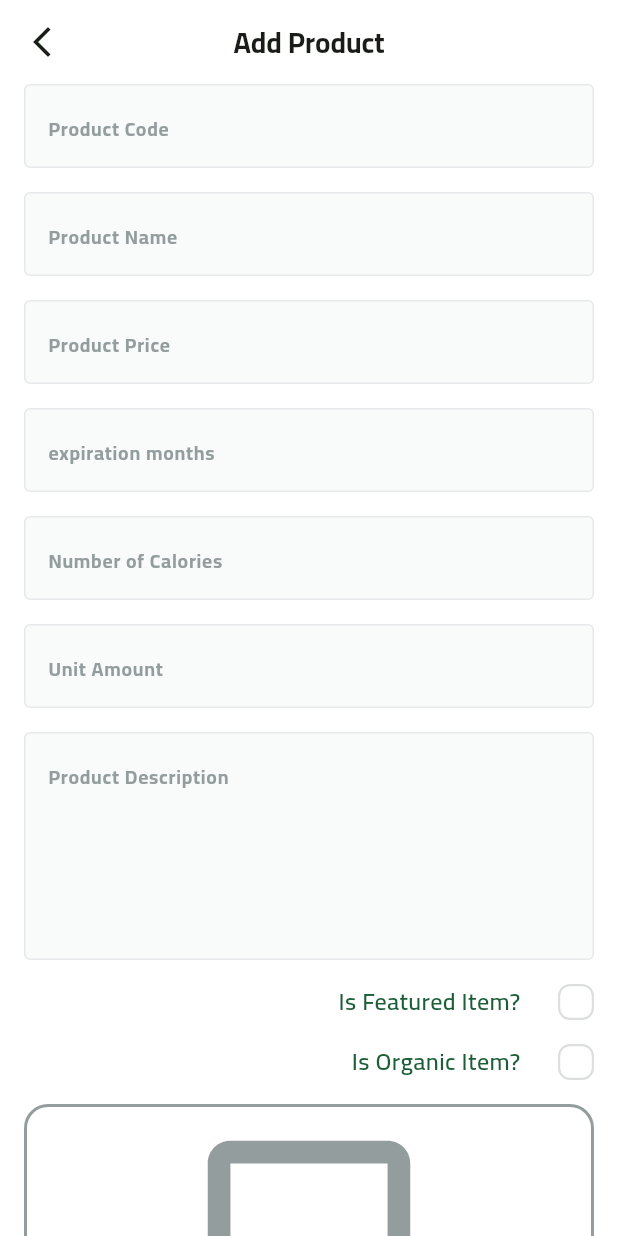
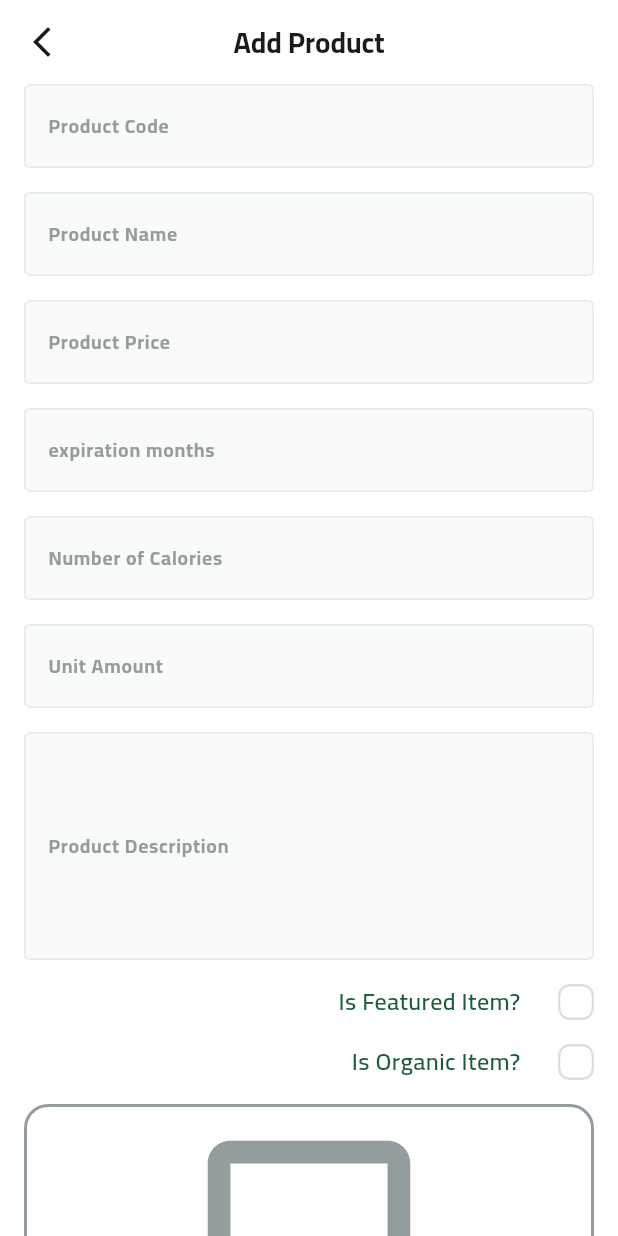
Before and after one commit to ahmedasaber/fruit_dashboard, a Flutter app: the AddProductView screen opened directly, on a phone screen of 412 x 824 dp. Run offline on Flutter 3.47's test engine with Material 3 defaults, Android fonts, the phone set to English and light mode, and no system bars; drawn by our look-alikes of modal_progress_hud_nsn, skeletonizer; our stand-ins replace bloc, cloud_firestore, dartz, firebase_core, flutter_bloc, flutter_svg and 3 more; accounts and stored records are empty; generated files the repository leaves out were written again; statements that could not run were skipped.

Commit message:
update text field

```diff
--- a/lib/core/widgets/custom_text_field.dart
+++ b/lib/core/widgets/custom_text_field.dart
@@ -23,6 +23,7 @@ class CustomTextFormField extends StatelessWidget {
   @override
   Widget build(BuildContext context) {
     return TextFormField(
+      textDirection: TextDirection.rtl,
       onSaved: onSaved,
       validator: (value) {
         if (value == null || value.isEmpty) {
@@ -34,8 +35,8 @@ class CustomTextFormField extends StatelessWidget {
       obscureText: isObsecure,
       maxLines: maxLine,
       decoration: InputDecoration(
-        hintText: hintText,
-        hintStyle: TextStyles.bold13.copyWith(color: AppColors.hintTextColor),
+        labelText: hintText,
+        labelStyle: TextStyles.bold13.copyWith(color: AppColors.hintTextColor),
         suffixIcon: suffixIcon,
         filled: true,
         fillColor: Color(0xffF9FAFA),
```
